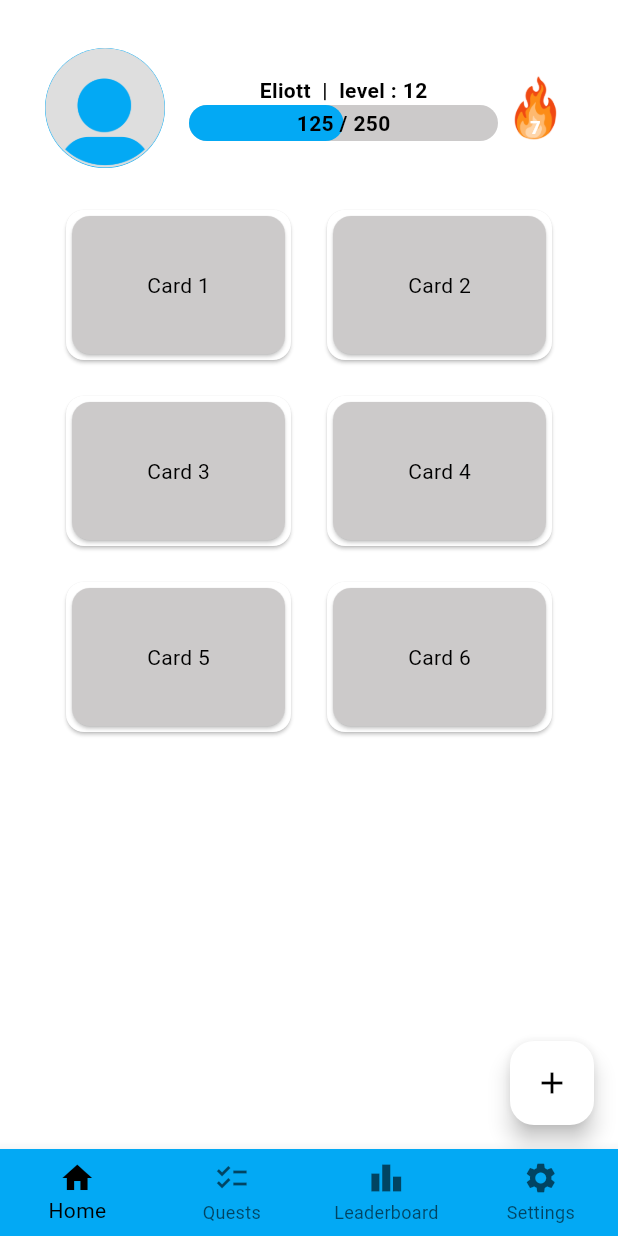
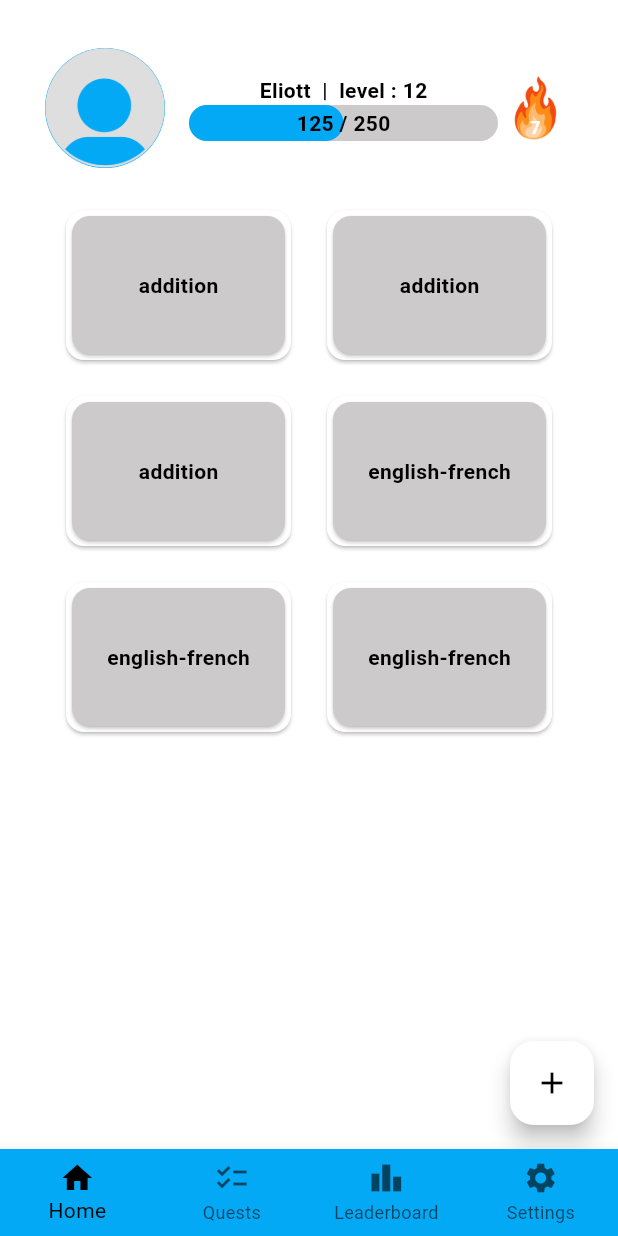
Before and after one commit to klinkl/FunLearn-client, a Flutter app: the screen it shows after launch, on a phone screen of 412 x 824 dp. Run offline on Flutter 3.47's test engine with Material 3 defaults, Android fonts, the phone set to English and light mode, and no system bars; our stand-ins replace shared_preferences.

```diff
--- a/lib/screens/cards_list_view.dart
+++ b/lib/screens/cards_list_view.dart
@@ -1,9 +1,10 @@
 import 'package:flutter/material.dart';
 import '../theme/customColors.dart';
 import '../widgets/user_info.dart';
+import '../widgets/sample_card.dart';
 
-class MyHomePage extends StatefulWidget {
-  const MyHomePage({
+class CardsListView extends StatefulWidget {
+  const CardsListView({
     super.key,
     required this.themeMode,
     required this.onThemeModeChanged,
@@ -13,10 +14,10 @@ class MyHomePage extends StatefulWidget {
   final ValueChanged<ThemeMode> onThemeModeChanged;
 
   @override
-  State<MyHomePage> createState() => _MyHomePageState();
+  State<CardsListView> createState() => _CardsListViewState();
 }
 
-class _MyHomePageState extends State<MyHomePage> {
+class _CardsListViewState extends State<CardsListView> {
   int _selectedIndex = 0;
 
   void _onItemTapped(int index) => setState(() => _selectedIndex = index);
@@ -47,27 +48,27 @@ class _MyHomePageState extends State<MyHomePage> {
             Row(
               mainAxisAlignment: MainAxisAlignment.center,
               children: const [
-                Card(child: _SampleCard(cardName: 'Card 1')),
+                Card(child: SampleCard(cardName: 'addition')),
                 SizedBox(width: 16),
-                Card(child: _SampleCard(cardName: 'Card 2')),
+                Card(child: SampleCard(cardName: 'addition')),
               ],
             ),
             const SizedBox(height: 16),
             Row(
               mainAxisAlignment: MainAxisAlignment.center,
               children: const [
-                Card(child: _SampleCard(cardName: 'Card 3')),
+                Card(child: SampleCard(cardName: 'addition')),
                 SizedBox(width: 16),
-                Card(child: _SampleCard(cardName: 'Card 4')),
+                Card(child: SampleCard(cardName: 'english-french')),
               ],
             ),
             const SizedBox(height: 16),
             Row(
               mainAxisAlignment: MainAxisAlignment.center,
               children: const [
-                Card(child: _SampleCard(cardName: 'Card 5')),
+                Card(child: SampleCard(cardName: 'english-french')),
                 SizedBox(width: 16),
-                Card(child: _SampleCard(cardName: 'Card 6')),
+                Card(child: SampleCard(cardName: 'english-french')),
               ],
             ),
           ],
@@ -82,24 +83,3 @@ class _MyHomePageState extends State<MyHomePage> {
     );
   }
 }
-
-class _SampleCard extends StatelessWidget {
-  final String cardName;
-  const _SampleCard({required this.cardName, super.key});
-
-  @override
-  Widget build(BuildContext context) {
-    final cs = Theme.of(context).colorScheme;
-    final customColors = Theme.of(context).extension<CustomColors>()!;
-    return SizedBox(
-      width: 150,
-      height: 100,
-      child: Card(
-        color: customColors.card,
-        child: Center(
-          child: Text(cardName, style: TextStyle(color: cs.onSurface)),
-        ),
-      ),
-    );
-  }
-}
--- a/lib/screens/home.dart
+++ b/lib/screens/home.dart
@@ -29,7 +29,7 @@ class _HomeViewState extends State<HomeView> {
   void initState() {
     super.initState();
     _screens = [
-      MyHomePage(
+      CardsListView(
         themeMode: widget.themeMode,
         onThemeModeChanged: widget.onThemeModeChanged,
       ),
--- /dev/null
+++ b/lib/widgets/sample_card.dart
@@ -0,0 +1,51 @@
+import 'package:flutter/material.dart';
+import '../screens/learning_view.dart';
+import '../theme/customColors.dart';
+
+//temporary
+import '../model/flashcard.dart';
+
+final List<Flashcard> flashcards = [
+  Flashcard(name: 'addition', front: '2 + 2', back: '4'),
+  Flashcard(name: 'english-french', front: 'Hello', back: 'Bonjour'),
+];
+
+////////////////////////////////////////////////////////////////////////////////
+class SampleCard extends StatelessWidget {
+  final String cardName;
+  const SampleCard({required this.cardName, super.key});
+
+  @override
+  Widget build(BuildContext context) {
+    final cs = Theme.of(context).colorScheme;
+    final customColors = Theme.of(context).extension<CustomColors>()!;
+
+    return SizedBox(
+      width: 150,
+      height: 100,
+      child: InkWell(
+        borderRadius: BorderRadius.circular(12),
+        onTap: () {
+          Navigator.push(
+            context,
+            MaterialPageRoute(
+              builder: (_) => LearningView(flashcard: flashcards[1]),
+            ),
+          );
+        },
+        child: Card(
+          color: customColors.card,
+          child: Center(
+            child: Text(
+              cardName,
+              style: TextStyle(
+                color: cs.onSurface,
+                fontWeight: FontWeight.bold,
+              ),
+            ),
+          ),
+        ),
+      ),
+    );
+  }
+}
```
Also changed, not shown: lib/model/flashcard.dart (added, +8 -0 lines), lib/screens/leaderboard_view.dart (+14 -2 lines), lib/screens/learning_view.dart (+60 -82 lines).
